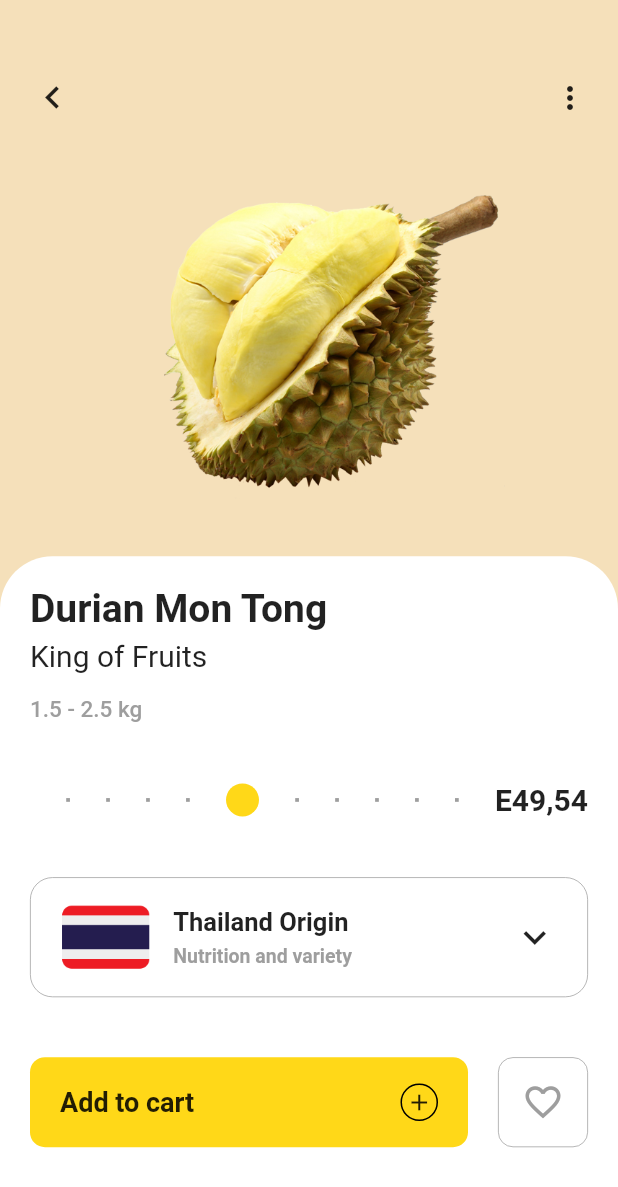
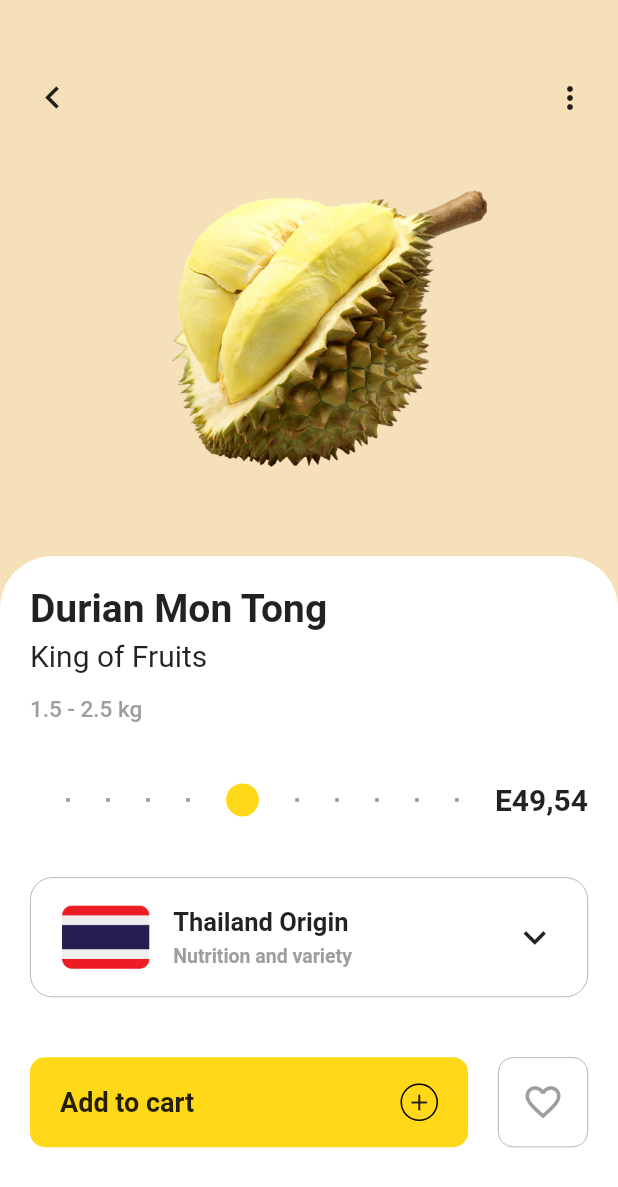
Before and after one commit to timilehinjegede/Flutter-UI-Kit, a Flutter app: the screen it shows after launch, after a tap on an icon or button, on a phone screen of 412 x 824 dp. Shown: the top 1187 px of the screen. Run offline on Flutter 3.47's test engine with Material 2 defaults, Android fonts, the light colour scheme and no system bars.

Commit message:
Modifications on sizes to fit smaller screens

```diff
--- a/fruit_store/lib/screens/fruit_detail.dart
+++ b/fruit_store/lib/screens/fruit_detail.dart
@@ -29,7 +29,7 @@ class FruitDetailScreen extends StatelessWidget {
                   ],
                 ),
                 Image(
-                  height: MediaQuery.of(context).size.height * 0.35,
+                  height: MediaQuery.of(context).size.height * 0.33,
                   image: AssetImage('images/fruit1.png'),
                 ),
               ],
--- a/fruit_store/lib/screens/home.dart
+++ b/fruit_store/lib/screens/home.dart
@@ -22,6 +22,7 @@ class HomeScreen extends StatelessWidget {
                 ),
               ),
               child: ListView(
+                padding: EdgeInsets.only(top:50,),
                 children: [
                   Column(
                     crossAxisAlignment: CrossAxisAlignment.start,
```
